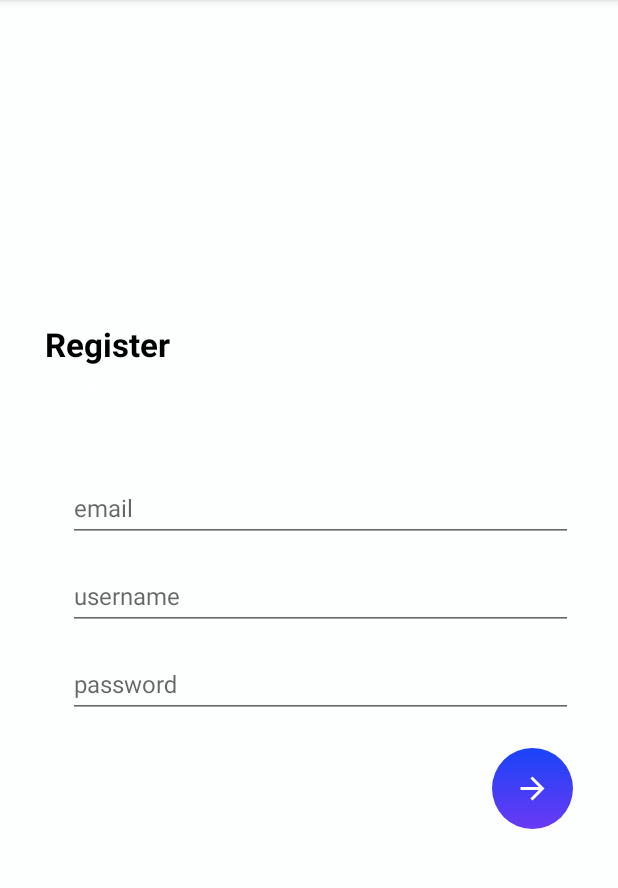
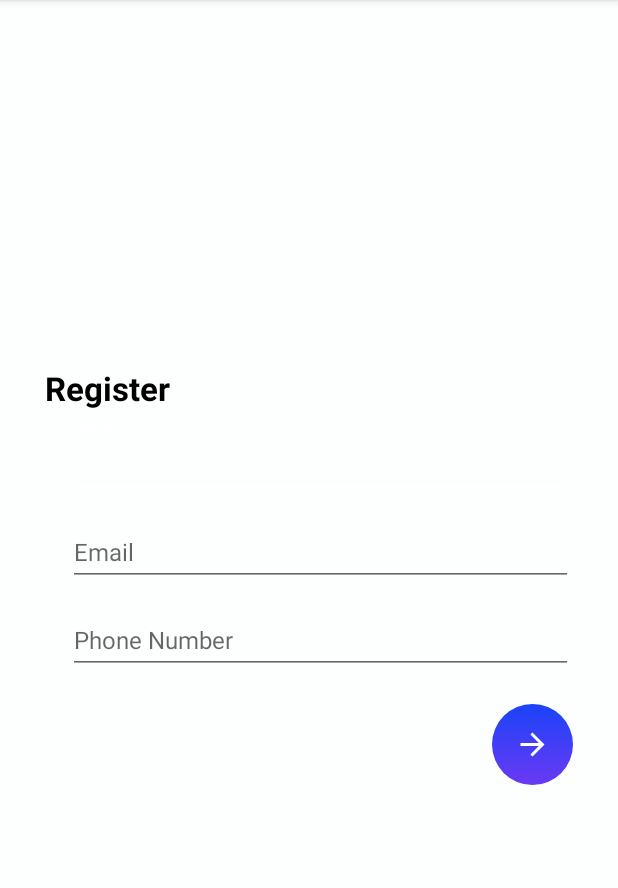
Before and after one commit to tejasvisoi/playoff, an Android app: the screen it shows after launch once a user with an empty profile is signed in (HomeActivity), on a phone screen of 412 x 824 dp, the part 84-972 px from its top. Run offline under Robolectric (Android 15) with nearby library versions, the phone set to English and light mode, and no system bars; our stand-ins replace Firebase (no records; nobody signed in at launch, a user with empty details on screens opened directly); libraries missing offline, so code that uses them is left out: com.firebase.ui; 1 statement that could not run was skipped.

Commit message:
Register editing

```diff
--- a/app/src/main/res/layout/layout_register.xml
+++ b/app/src/main/res/layout/layout_register.xml
@@ -33,7 +33,7 @@
             style="@style/modifiedEditText"
             android:inputType="text"
             android:maxLines="1"
-            android:hint="name"/>
+            android:hint="Name"/>
     </com.google.android.material.textfield.TextInputLayout>
 
     <com.google.android.material.textfield.TextInputLayout
@@ -45,7 +45,7 @@
             style="@style/modifiedEditText"
             android:inputType="textEmailAddress"
             android:maxLines="1"
-            android:hint="email"/>
+            android:hint="Email"/>
     </com.google.android.material.textfield.TextInputLayout>
 
     <com.google.android.material.textfield.TextInputLayout
@@ -57,19 +57,7 @@
             style="@style/modifiedEditText"
             android:inputType="textEmailAddress"
             android:maxLines="1"
-            android:hint="username"/>
-    </com.google.android.material.textfield.TextInputLayout>
-
-    <com.google.android.material.textfield.TextInputLayout
-        android:id="@+id/textInputPassword"
-        style="@style/parent.TextLayout"
-        android:layout_marginTop="@dimen/signup_text_margin_top">
-        <EditText
-            android:id="@+id/editTextPassword"
-            style="@style/modifiedEditText"
-            android:hint="password"
-            android:maxLines="1"
-            android:inputType="textPassword"/>
+            android:hint="Phone Number"/>
     </com.google.android.material.textfield.TextInputLayout>
 
     <ImageView
```
